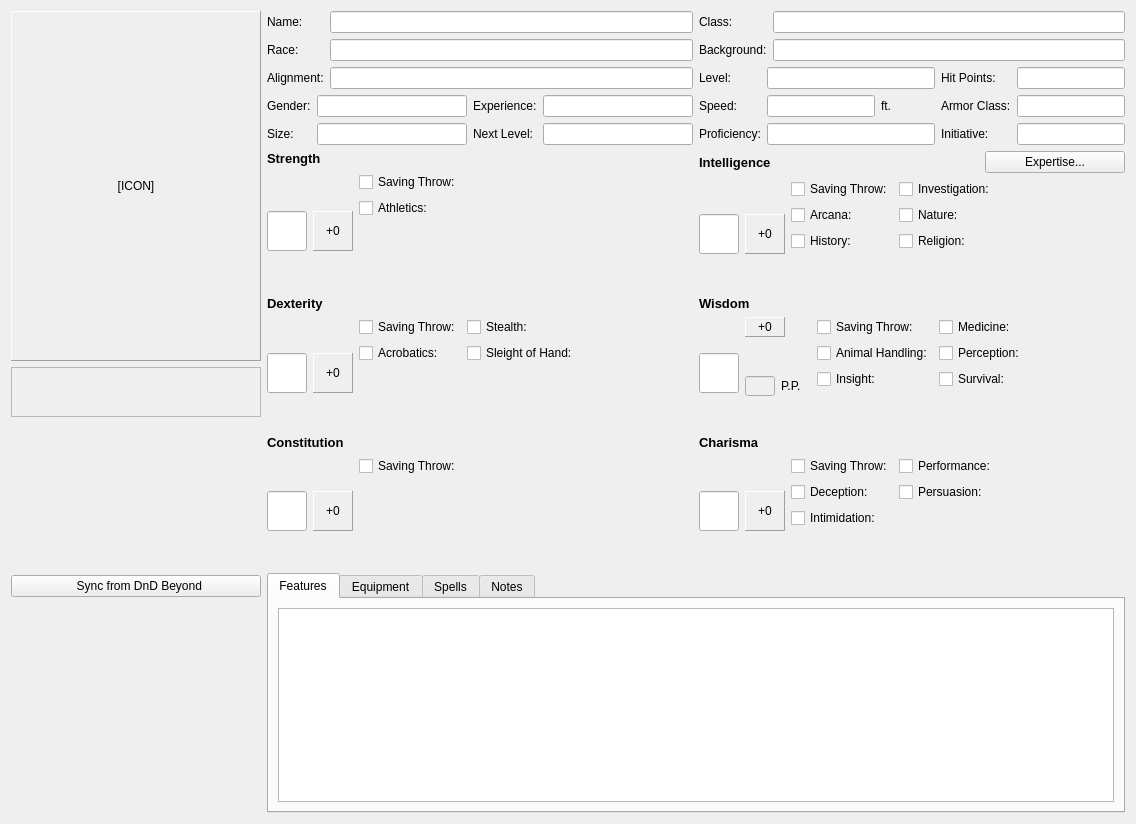
The window that DMHelper/src/characterframe.ui (MMetze/DMHelper) describes before a commit, drawn with Qt 5.
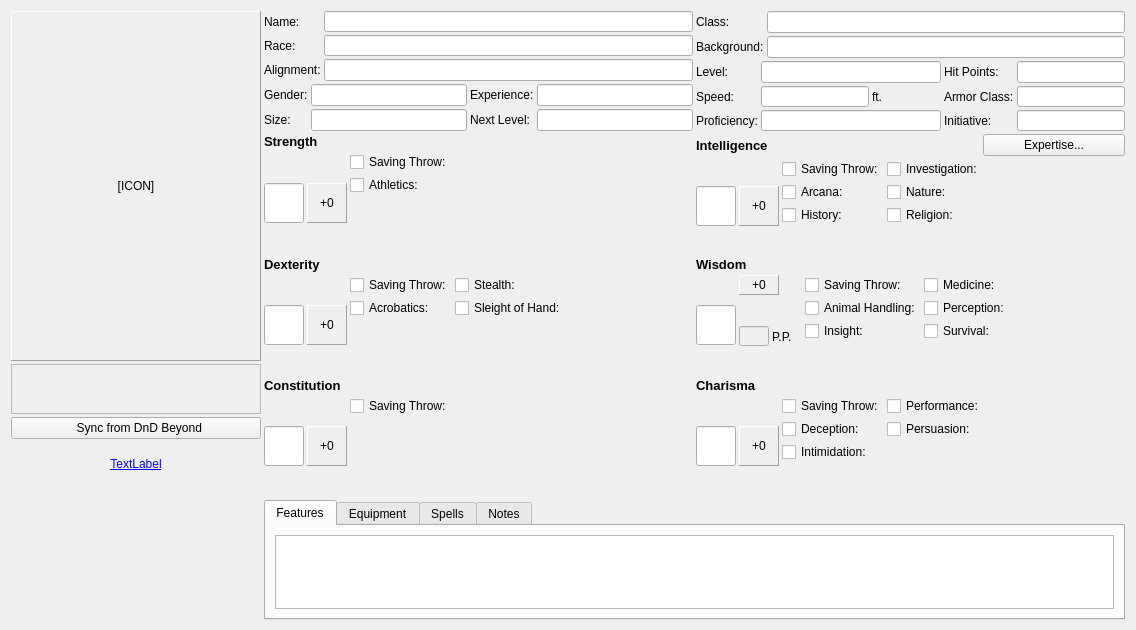
The same window after the commit. Icons and pictures are not drawn. Custom widgets are drawn as their Qt base class.

```diff
--- a/DMHelper/src/characterframe.ui
+++ b/DMHelper/src/characterframe.ui
@@ -7,15 +7,21 @@
     <x>0</x>
     <y>0</y>
     <width>1136</width>
-    <height>824</height>
+    <height>630</height>
    </rect>
   </property>
   <property name="styleSheet">
    <string notr="true">background-image: url(:/img/data/parchment.jpg);</string>
   </property>
   <layout class="QGridLayout" name="gridLayout_3">
+   <property name="spacing">
+    <number>3</number>
+   </property>
    <item row="0" column="0" rowspan="5">
     <layout class="QVBoxLayout" name="verticalLayout_24">
+     <property name="spacing">
+      <number>3</number>
+     </property>
      <item>
       <widget class="QLabel" name="lblIcon">
        <property name="sizePolicy">
@@ -111,6 +117,48 @@
        </property>
       </widget>
      </item>
+     <item>
+      <widget class="QLabel" name="lblDndBeyondLink">
+       <property name="minimumSize">
+        <size>
+         <width>0</width>
+         <height>45</height>
+        </size>
+       </property>
+       <property name="font">
+        <font>
+         <underline>true</underline>
+        </font>
+       </property>
+       <property name="cursor">
+        <cursorShape>ArrowCursor</cursorShape>
+       </property>
+       <property name="focusPolicy">
+        <enum>Qt::NoFocus</enum>
+       </property>
+       <property name="styleSheet">
+        <string notr="true">color: rgb(0, 0, 255);</string>
+       </property>
+       <property name="text">
+        <string>TextLabel</string>
+       </property>
+       <property name="textFormat">
+        <enum>Qt::RichText</enum>
+       </property>
+       <property name="alignment">
+        <set>Qt::AlignCenter</set>
+       </property>
+       <property name="wordWrap">
+        <bool>true</bool>
+       </property>
+       <property name="openExternalLinks">
+        <bool>true</bool>
+       </property>
+       <property name="textInteractionFlags">
+        <set>Qt::TextBrowserInteraction</set>
+       </property>
+      </widget>
+     </item>
      <item>
       <spacer name="verticalSpacer">
        <property name="orientation">
@@ -130,8 +178,17 @@
     <layout class="QHBoxLayout" name="horizontalLayout_13">
      <item>
       <layout class="QVBoxLayout" name="verticalLayout_12">
+       <property name="spacing">
+        <number>3</number>
+       </property>
        <item>
         <layout class="QFormLayout" name="formLayout">
+         <property name="horizontalSpacing">
+          <number>3</number>
+         </property>
+         <property name="verticalSpacing">
+          <number>3</number>
+         </property>
          <item row="0" column="0">
           <widget class="QLabel" name="label">
            <property name="text">
@@ -170,6 +227,9 @@
        </item>
        <item>
         <layout class="QGridLayout" name="gridLayout_2">
+         <property name="spacing">
+          <number>3</number>
+         </property>
          <item row="0" column="0">
           <widget class="QLabel" name="label_46">
            <property name="text">
@@ -224,8 +284,17 @@
      </item>
      <item>
       <layout class="QVBoxLayout" name="verticalLayout_26">
+       <property name="spacing">
+        <number>3</number>
+       </property>
        <item>
         <layout class="QFormLayout" name="formLayout_2">
+         <property name="horizontalSpacing">
+          <number>3</number>
+         </property>
+         <property name="verticalSpacing">
+          <number>3</number>
+         </property>
          <item row="0" column="0">
           <widget class="QLabel" name="label_3">
            <property name="text">
@@ -254,6 +323,9 @@
        </item>
        <item>
         <layout class="QGridLayout" name="gridLayout">
+         <property name="spacing">
+          <number>3</number>
+         </property>
          <item row="0" column="0">
           <widget class="QLabel" name="label_47">
            <property name="text">
@@ -373,6 +445,9 @@
     <layout class="QHBoxLayout" name="horizontalLayout_15">
      <item>
       <layout class="QVBoxLayout" name="verticalLayout">
+       <property name="spacing">
+        <number>3</number>
+       </property>
        <item>
         <widget class="QLabel" name="label_4">
          <property name="font">
@@ -389,6 +464,9 @@
        </item>
        <item>
         <layout class="QHBoxLayout" name="horizontalLayout_2">
+         <property name="spacing">
+          <number>3</number>
+         </property>
          <item>
           <widget class="QLineEdit" name="edtStr">
            <property name="minimumSize">
@@ -448,6 +526,9 @@
          </item>
          <item>
           <layout class="QVBoxLayout" name="verticalLayout_7">
+           <property name="spacing">
+            <number>3</number>
+           </property>
            <item>
             <widget class="QCheckBox" name="chkStrSave">
              <property name="sizePolicy">
@@ -520,8 +601,14 @@
      </item>
      <item>
       <layout class="QVBoxLayout" name="verticalLayout_5">
+       <property name="spacing">
+        <number>3</number>
+       </property>
        <item>
         <layout class="QHBoxLayout" name="horizontalLayout_9" stretch="2,1">
+         <property name="spacing">
+          <number>3</number>
+         </property>
          <item>
           <widget class="QLabel" name="label_7">
            <property name="font">
@@ -547,6 +634,9 @@
        </item>
        <item>
         <layout class="QHBoxLayout" name="horizontalLayout_8">
+         <property name="spacing">
+          <number>3</number>
+         </property>
          <item>
           <widget class="QLineEdit" name="edtInt">
            <property name="minimumSize">
@@ -606,6 +696,9 @@
          </item>
          <item>
           <layout class="QVBoxLayout" name="verticalLayout_21">
+           <property name="spacing">
+            <number>3</number>
+           </property>
            <item>
             <widget class="QCheckBox" name="chkIntSave">
              <property name="sizePolicy">
@@ -662,6 +755,9 @@
          </item>
          <item>
           <layout class="QVBoxLayout" name="verticalLayout_20">
+           <property name="spacing">
+            <number>3</number>
+           </property>
            <item>
             <widget class="QCheckBox" name="chkInvestigation">
              <property name="sizePolicy">
@@ -739,6 +835,9 @@
     <layout class="QHBoxLayout" name="horizontalLayout_10">
      <item>
       <layout class="QVBoxLayout" name="verticalLayout_3">
+       <property name="spacing">
+        <number>3</number>
+       </property>
        <item>
         <widget class="QLabel" name="label_5">
          <property name="font">
@@ -755,6 +854,9 @@
        </item>
        <item>
         <layout class="QHBoxLayout" name="horizontalLayout_3">
+         <property name="spacing">
+          <number>3</number>
+         </property>
          <item>
           <widget class="QLineEdit" name="edtDex">
            <property name="minimumSize">
@@ -814,6 +916,9 @@
          </item>
          <item>
           <layout class="QVBoxLayout" name="verticalLayout_9">
+           <property name="spacing">
+            <number>3</number>
+           </property>
            <item>
             <widget class="QCheckBox" name="chkDexSave">
              <property name="sizePolicy">
@@ -857,6 +962,9 @@
          </item>
          <item>
           <layout class="QVBoxLayout" name="verticalLayout_10">
+           <property name="spacing">
+            <number>3</number>
+           </property>
            <item>
             <widget class="QCheckBox" name="chkStealth">
              <property name="sizePolicy">
@@ -917,6 +1025,9 @@
      </item>
      <item>
       <layout class="QVBoxLayout" name="verticalLayout_6">
+       <property name="spacing">
+        <number>3</number>
+       </property>
        <item>
         <widget class="QLabel" name="label_8">
          <property name="font">
@@ -933,6 +1044,9 @@
        </item>
        <item>
         <layout class="QHBoxLayout" name="horizontalLayout_5">
+         <property name="spacing">
+          <number>3</number>
+         </property>
          <item>
           <widget class="QLineEdit" name="edtWis">
            <property name="minimumSize">
@@ -961,6 +1075,9 @@
          </item>
          <item>
           <layout class="QVBoxLayout" name="verticalLayout_18">
+           <property name="spacing">
+            <number>3</number>
+           </property>
            <item>
             <widget class="QLabel" name="lblWisMod">
              <property name="minimumSize">
@@ -994,6 +1111,9 @@
            </item>
            <item>
             <layout class="QHBoxLayout" name="horizontalLayout_6">
+             <property name="spacing">
+              <number>3</number>
+             </property>
              <item>
               <widget class="QLineEdit" name="edtPassivePerception">
                <property name="enabled">
@@ -1038,6 +1158,9 @@
          </item>
          <item>
           <layout class="QVBoxLayout" name="verticalLayout_17">
+           <property name="spacing">
+            <number>3</number>
+           </property>
            <item>
             <widget class="QCheckBox" name="chkWisSave">
              <property name="sizePolicy">
@@ -1094,6 +1217,9 @@
          </item>
          <item>
           <layout class="QVBoxLayout" name="verticalLayout_16">
+           <property name="spacing">
+            <number>3</number>
+           </property>
            <item>
             <widget class="QCheckBox" name="chkMedicine">
              <property name="sizePolicy">
@@ -1171,6 +1297,9 @@
     <layout class="QHBoxLayout" name="horizontalLayout_11">
      <item>
       <layout class="QVBoxLayout" name="verticalLayout_4">
+       <property name="spacing">
+        <number>3</number>
+       </property>
        <item>
         <widget class="QLabel" name="label_6">
          <property name="font">
@@ -1187,6 +1316,9 @@
        </item>
        <item>
         <layout class="QHBoxLayout" name="horizontalLayout_4">
+         <property name="spacing">
+          <number>3</number>
+         </property>
          <item>
           <widget class="QLineEdit" name="edtCon">
            <property name="minimumSize">
@@ -1249,6 +1381,9 @@
          </item>
          <item>
           <layout class="QVBoxLayout" name="verticalLayout_2">
+           <property name="spacing">
+            <number>3</number>
+           </property>
            <item>
             <widget class="QCheckBox" name="chkConSave">
              <property name="sizePolicy">
@@ -1296,6 +1431,9 @@
      </item>
      <item>
       <layout class="QVBoxLayout" name="verticalLayout_8">
+       <property name="spacing">
+        <number>3</number>
+       </property>
        <item>
         <widget class="QLabel" name="label_9">
          <property name="font">
@@ -1312,6 +1450,9 @@
        </item>
        <item>
         <layout class="QHBoxLayout" name="horizontalLayout_7">
+         <property name="spacing">
+          <number>3</number>
+         </property>
          <item>
           <widget class="QLineEdit" name="edtCha">
            <property name="minimumSize">
@@ -1371,6 +1512,9 @@
          </item>
          <item>
           <layout class="QVBoxLayout" name="verticalLayout_13">
+           <property name="spacing">
+            <number>3</number>
+           </property>
            <item>
             <widget class="QCheckBox" name="chkChaSave">
              <property name="sizePolicy">
@@ -1427,6 +1571,9 @@
          </item>
          <item>
           <layout class="QVBoxLayout" name="verticalLayout_14">
+           <property name="spacing">
+            <number>3</number>
+           </property>
            <item>
             <widget class="QCheckBox" name="chkPerformance">
              <property name="sizePolicy">
```
